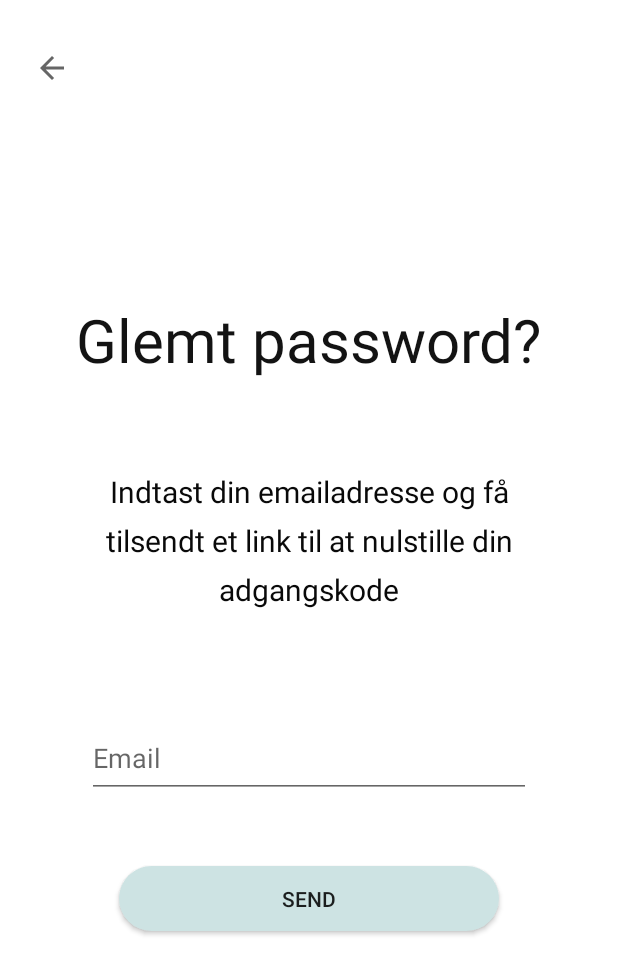
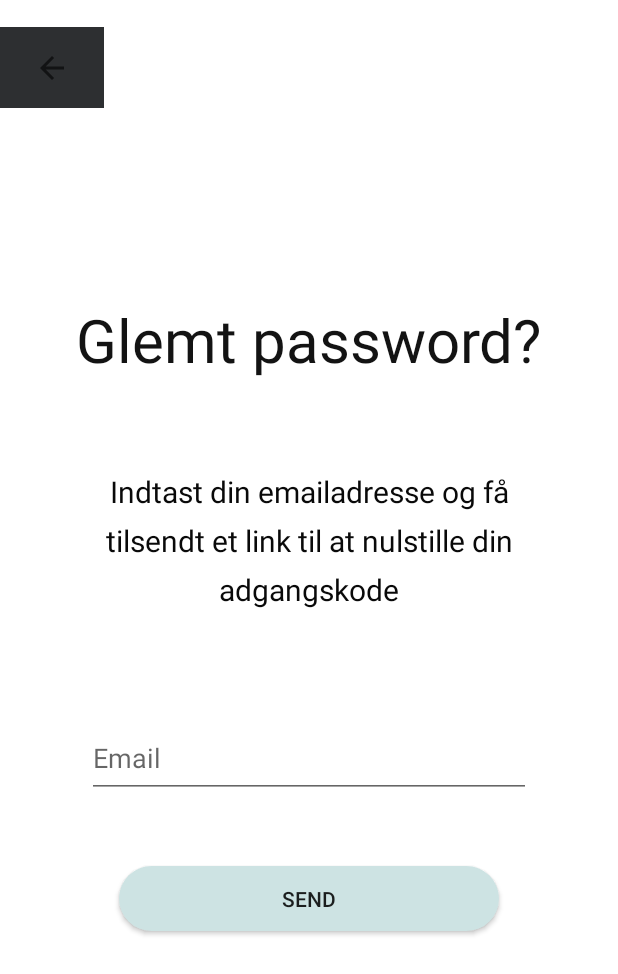
Before and after one commit to s164071/SafeMI_PersonaleApp, an Android app: the screen it shows after launch (MainActivity), after a tap on "Glemt password?", on a phone screen of 412 x 824 dp. Shown: the top 974 px of the screen. Run offline under Robolectric (Android 15) with nearby library versions, the phone set to English and light mode, and no system bars; our stand-ins replace Firebase (no records; nobody signed in at launch, a user with empty details on screens opened directly); 1 other tap on this screen came first.

Commit message:
Glemt Password virker

```diff
--- a/app/src/main/java/com/example/myapplication/GlemtPassword.kt
+++ b/app/src/main/java/com/example/myapplication/GlemtPassword.kt
@@ -72,7 +72,7 @@ class GlemtPassword : Fragment() {
                 if (task.isSuccessful()){
                     Toast.makeText(
                         activity,
-                        "Emailen er sendt til din mail",
+                        "Emailen er sendt",
                         Toast.LENGTH_SHORT
                     ).show()
                 }
--- a/app/src/main/res/layout/fragment_glemt_password.xml
+++ b/app/src/main/res/layout/fragment_glemt_password.xml
@@ -81,7 +81,7 @@
         style="@android:style/Widget.DeviceDefault.Light.ImageButton"
         android:layout_width="69dp"
         android:layout_height="54dp"
-        android:background="#FFFFFF"
+        android:background="#2D2F31"
         android:src="?attr/actionModeCloseDrawable"
         app:layout_constraintBottom_toBottomOf="parent"
         app:layout_constraintEnd_toEndOf="parent"
```
Also changed, not shown: app/src/main/java/com/example/myapplication/LogInd.kt (+4 -4 lines).
